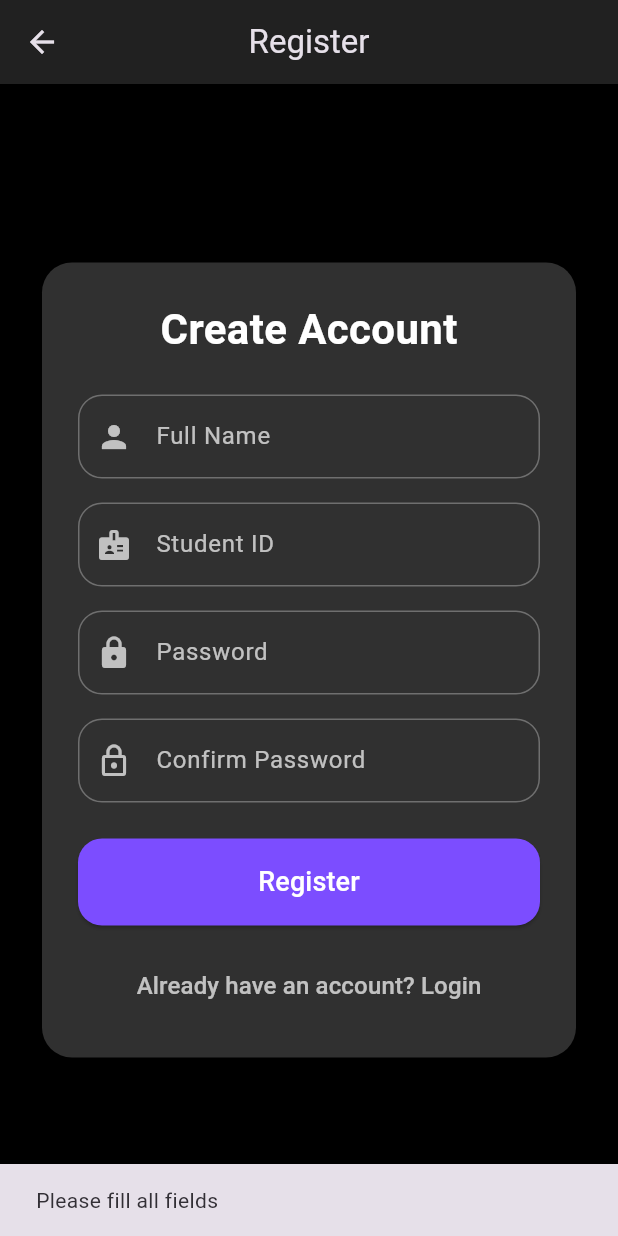
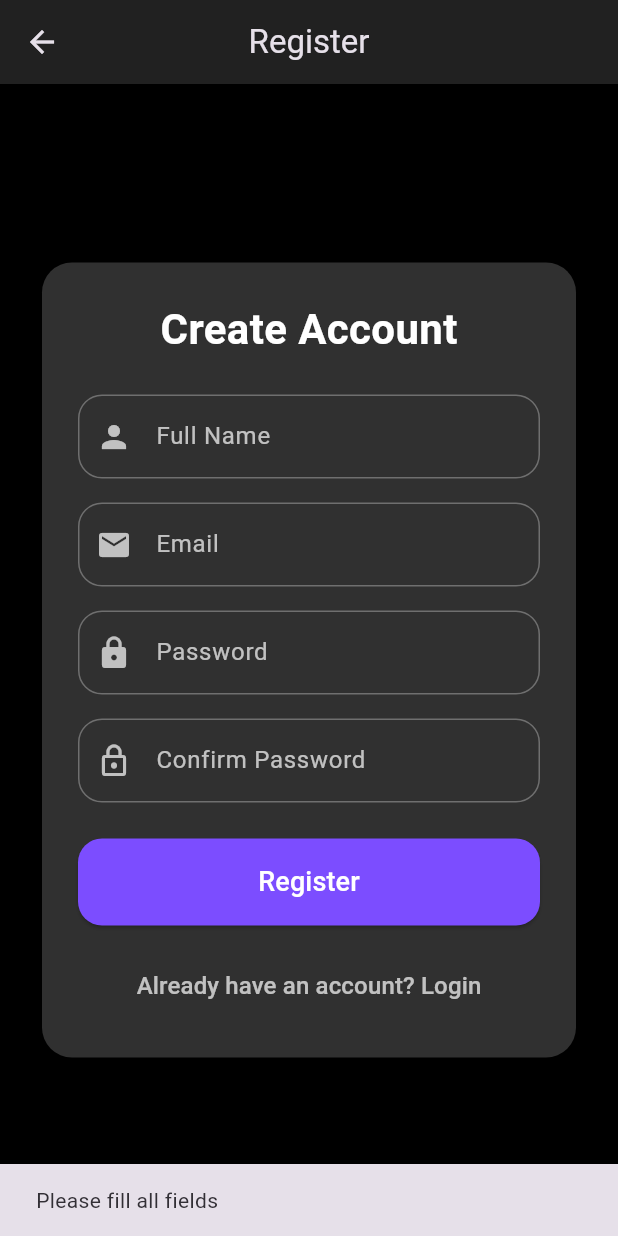
Before and after one commit to mlestiwege-maker/M2_Shop, a Flutter app: the RegisterScreen screen opened by its route, after a tap on "Register", on a phone screen of 412 x 824 dp. Run offline on Flutter 3.47's test engine with Material 3 defaults, Android fonts, the phone set to English and light mode, and no system bars; our stand-ins replace shared_preferences; accounts and stored records are empty.

Commit message:
Fix auth flow, remove Student ID, and improve API host config

```diff
--- a/lib/config/api_config.dart
+++ b/lib/config/api_config.dart
@@ -1,24 +1,52 @@
+import 'package:flutter/foundation.dart';
+
 /// API configuration for M2 Shop
 /// This should be updated based on deployment environment
 class ApiConfig {
+  static String get _defaultApiBaseUrl {
+    if (kIsWeb) {
+      return 'http://localhost:5000/api';
+    }
+
+    if (defaultTargetPlatform == TargetPlatform.android) {
+      return 'http://10.0.2.2:5000/api';
+    }
+
+    return 'http://localhost:5000/api';
+  }
+
   /// Base API URL - configure based on environment
   /// - Development: http://localhost:5000/api
-  /// - Production: https://your-api-domain.com/api
-  static const String baseUrl = 'http://localhost:5000/api';
+  /// - Android emulator: http://10.0.2.2:5000/api
+  /// - Physical device: http://<your-local-ip>:5000/api
+  ///
+  /// You can override at build/run time:
+  /// --dart-define=API_BASE_URL=http://<host>:5000/api
+  static String get baseUrl {
+    const envBaseUrl = String.fromEnvironment('API_BASE_URL');
+    return envBaseUrl.isNotEmpty ? envBaseUrl : _defaultApiBaseUrl;
+  }
 
   /// Request timeout duration in seconds
   static const int requestTimeoutSeconds = 30;
 
   /// Supported API endpoints
-  static const String authEndpoint = '$baseUrl/auth';
-  static const String productsEndpoint = '$baseUrl/products';
-  static const String commentsEndpoint = '$baseUrl/comments';
-  static const String complaintsEndpoint = '$baseUrl/complaints';
-  static const String userEndpoint = '$baseUrl/user';
+  static String get authEndpoint => '$baseUrl/auth';
+  static String get productsEndpoint => '$baseUrl/products';
+  static String get commentsEndpoint => '$baseUrl/comments';
+  static String get complaintsEndpoint => '$baseUrl/complaints';
+  static String get userEndpoint => '$baseUrl/user';
 
   /// File upload endpoint for images
-  static const String uploadEndpoint = '$baseUrl/upload';
+  static String get uploadEndpoint => '$baseUrl/upload';
 
   /// Image serving baseURL
-  static const String imageBaseUrl = 'http://localhost:5000/uploads';
+  /// You can override at build/run time:
+  /// --dart-define=IMAGE_BASE_URL=http://<host>:5000/uploads
+  static String get imageBaseUrl {
+    const envImageBaseUrl = String.fromEnvironment('IMAGE_BASE_URL');
+    if (envImageBaseUrl.isNotEmpty) return envImageBaseUrl;
+
+    return baseUrl.replaceFirst('/api', '/uploads');
+  }
 }
--- a/lib/models/product.dart
+++ b/lib/models/product.dart
@@ -1,3 +1,5 @@
+import '../config/api_config.dart';
+
 class Product {
   final int id;
   final String name;
@@ -22,7 +24,7 @@ class Product {
 
     final imageUrl = isFullUrl
         ? rawImageUrl
-        : 'http://172.16.4.242:5000/$rawImageUrl';
+      : '${ApiConfig.imageBaseUrl}/$rawImageUrl';
 
     // Convert _id to int (if it's not an int, fallback to 0)
     int parsedId = 0;
--- a/lib/screens/register_screen.dart
+++ b/lib/screens/register_screen.dart
@@ -2,6 +2,7 @@ import 'package:flutter/material.dart';
 import 'package:provider/provider.dart';
 import 'package:m2/providers/auth_provider.dart';
 import 'package:m2/screens/login_screen.dart';
+import 'package:m2/screens/main_screen.dart';
 
 class RegisterScreen extends StatefulWidget {
   const RegisterScreen({super.key});
@@ -12,7 +13,7 @@ class RegisterScreen extends StatefulWidget {
 
 class _RegisterScreenState extends State<RegisterScreen> {
   final TextEditingController _fullNameController = TextEditingController();
-  final TextEditingController _studentIdController = TextEditingController();
+  final TextEditingController _emailController = TextEditingController();
   final TextEditingController _passwordController = TextEditingController();
   final TextEditingController _confirmPasswordController = TextEditingController();
   bool _loading = false;
@@ -20,7 +21,7 @@ class _RegisterScreenState extends State<RegisterScreen> {
   @override
   void dispose() {
     _fullNameController.dispose();
-    _studentIdController.dispose();
+    _emailController.dispose();
     _passwordController.dispose();
     _confirmPasswordController.dispose();
     super.dispose();
@@ -30,11 +31,20 @@ class _RegisterScreenState extends State<RegisterScreen> {
     final authProvider = Provider.of<AuthProvider>(context, listen: false);
 
     if (_fullNameController.text.isEmpty ||
-        _studentIdController.text.isEmpty ||
+        _emailController.text.isEmpty ||
         _passwordController.text.isEmpty ||
         _confirmPasswordController.text.isEmpty) {
       ScaffoldMessenger.of(context).showSnackBar(
         const SnackBar(content: Text('Please fill all fields')),
+      );
+      return;
+    }
+
+    final email = _emailController.text.trim();
+    final emailPattern = RegExp(r'^[^@\s]+@[^@\s]+\.[^@\s]+$');
+    if (!emailPattern.hasMatch(email)) {
+      ScaffoldMessenger.of(context).showSnackBar(
+        const SnackBar(content: Text('Please enter a valid email address')),
       );
       return;
     }
@@ -49,27 +59,40 @@ class _RegisterScreenState extends State<RegisterScreen> {
     setState(() => _loading = true);
 
     try {
-      await authProvider.register(
-        email: _studentIdController.text.trim(),
+      final success = await authProvider.register(
+        email: email,
         password: _passwordController.text.trim(),
-        confirmPassword: _passwordController.text.trim(),
+        confirmPassword: _confirmPasswordController.text.trim(),
         fullName: _fullNameController.text.trim(),
       );
 
+      if (!mounted) return;
+
+      if (success) {
         ScaffoldMessenger.of(context).showSnackBar(
-        const SnackBar(content: Text('Registration successful! Please log in.')),
+          const SnackBar(content: Text('Registration successful!')),
         );
 
         Navigator.pushReplacement(
           context,
-        MaterialPageRoute(builder: (_) => const LoginScreen()),
+          MaterialPageRoute(builder: (_) => const MainScreen()),
         );
+      } else {
+        ScaffoldMessenger.of(context).showSnackBar(
+          SnackBar(
+            content: Text(authProvider.errorMessage ?? 'Registration failed'),
+          ),
+        );
+      }
     } catch (e) {
+      if (!mounted) return;
       ScaffoldMessenger.of(context).showSnackBar(
         SnackBar(content: Text('Registration failed: $e')),
       );
     } finally {
+      if (mounted) {
         setState(() => _loading = false);
+      }
     }
   }
 
@@ -111,11 +134,12 @@ class _RegisterScreenState extends State<RegisterScreen> {
                     decoration: _buildDecoration('Full Name', Icons.person),
                   ),
                   const SizedBox(height: 16),
-                  // Student ID
+                  // Email
                   TextField(
-                    controller: _studentIdController,
+                    controller: _emailController,
                     style: const TextStyle(color: Colors.white),
-                    decoration: _buildDecoration('Student ID', Icons.badge),
+                    keyboardType: TextInputType.emailAddress,
+                    decoration: _buildDecoration('Email', Icons.email),
                   ),
                   const SizedBox(height: 16),
                   // Password
```
Also changed, not shown: lib/screens/login_screen.dart (+16 -5 lines), 2 other files. Lines whose indentation alone changed are shown as unchanged.
